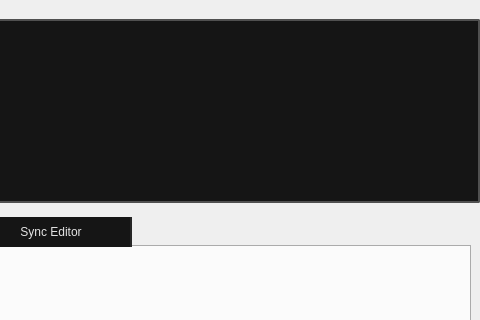
dertwist/Hammer5Tools, file main.ui: the form before one commit; both pictures show x 952 to 1432 and y 0 to 320 of the 1432 by 771 pixel window.
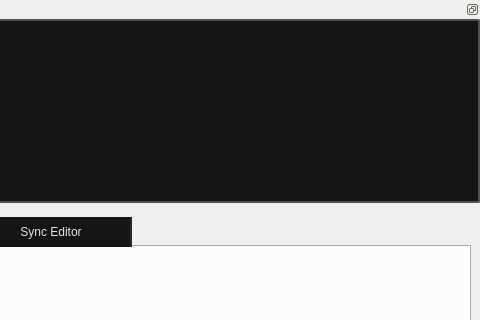
The form after the commit. Icons and pictures are not drawn.

Diff of the .ui file:
```diff
--- a/main.ui
+++ b/main.ui
@@ -621,7 +621,7 @@
   <widget class="QDockWidget" name="dockWidget">
    <property name="minimumSize">
     <size>
-     <width>88</width>
+     <width>107</width>
      <height>107</height>
     </size>
    </property>
@@ -635,7 +635,7 @@
     <string notr="true"/>
    </property>
    <property name="features">
-    <set>QDockWidget::DockWidgetMovable</set>
+    <set>QDockWidget::DockWidgetFloatable|QDockWidget::DockWidgetMovable</set>
    </property>
    <property name="windowTitle">
     <string>Console</string>
```
Left out of the diff: 3 changed lines with no effect on the pictures.
